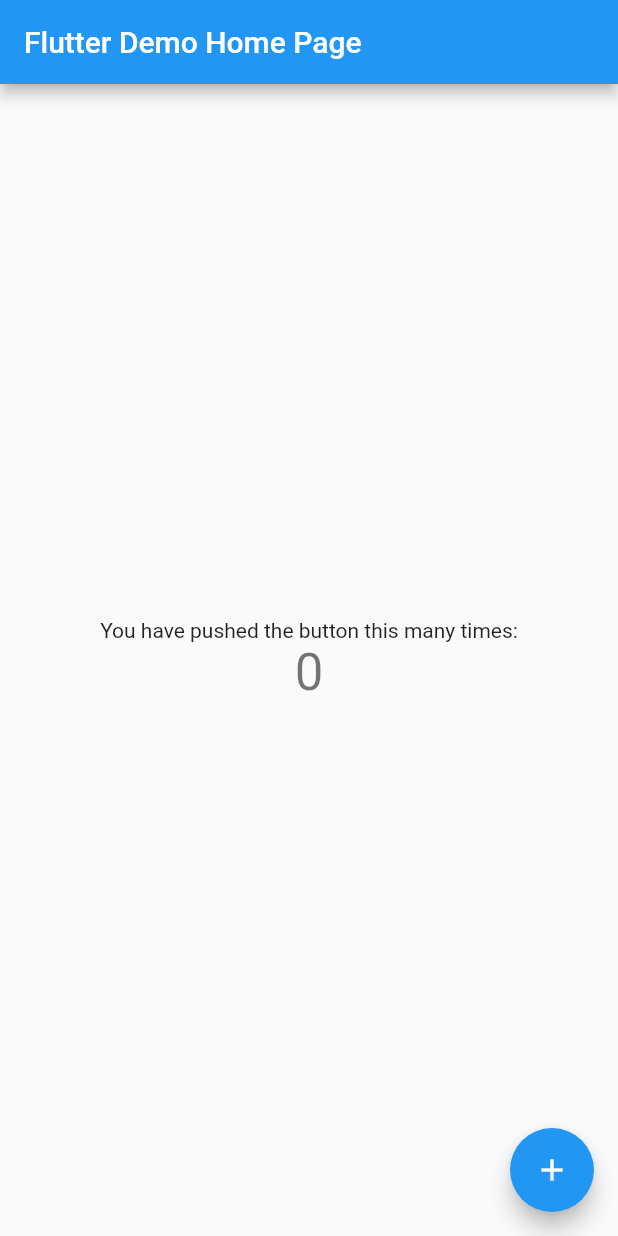
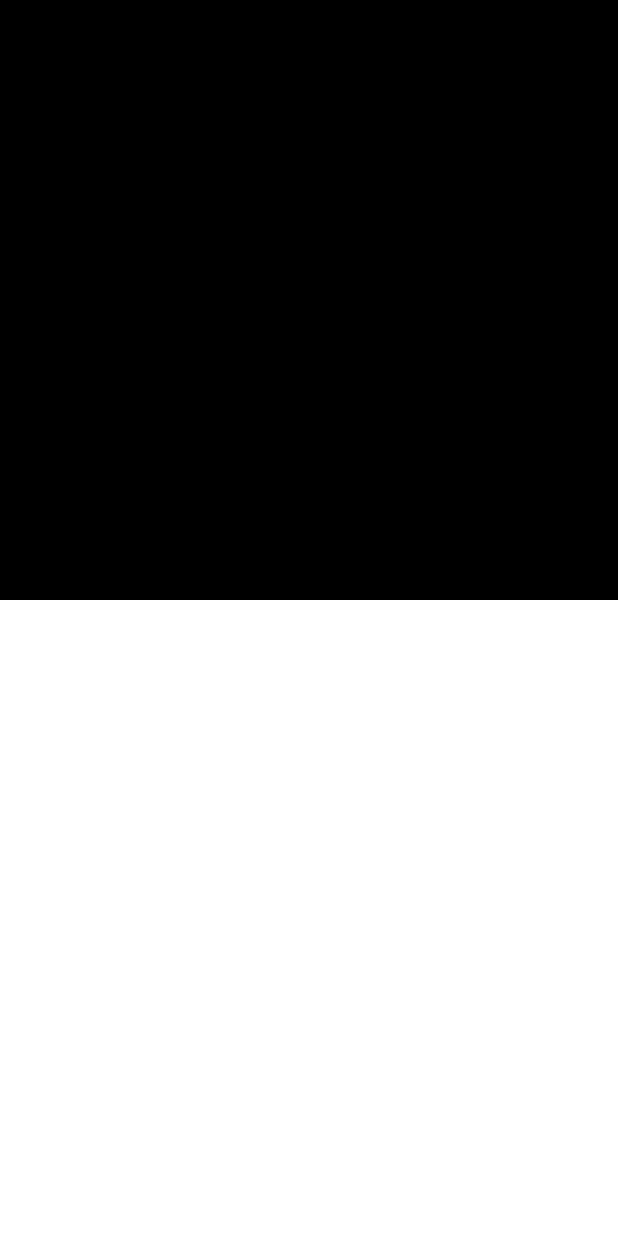
Before and after one commit to berrybab6/splash-screen, a Flutter app: the screen it shows after launch, on a phone screen of 412 x 824 dp. Run offline on Flutter 3.47's test engine with Material 2 defaults, Android fonts, the phone set to English and light mode, and no system bars.

Commit message:
splash project modified

```diff
--- a/lib/main.dart
+++ b/lib/main.dart
@@ -1,117 +1,25 @@
 import 'package:flutter/material.dart';
 
 void main() {
-  runApp(MyApp());
+  return runApp(
+      MaterialApp(debugShowCheckedModeBanner: false, home: HomePage()));
 }
 
-class MyApp extends StatelessWidget {
-  // This widget is the root of your application.
+class HomePage extends StatelessWidget {
   @override
   Widget build(BuildContext context) {
-    return MaterialApp(
-      title: 'Flutter Demo',
-      theme: ThemeData(
-        // This is the theme of your application.
-        //
-        // Try running your application with "flutter run". You'll see the
-        // application has a blue toolbar. Then, without quitting the app, try
-        // changing the primarySwatch below to Colors.green and then invoke
-        // "hot reload" (press "r" in the console where you ran "flutter run",
-        // or simply save your changes to "hot reload" in a Flutter IDE).
-        // Notice that the counter didn't reset back to zero; the application
-        // is not restarted.
-        primarySwatch: Colors.blue,
-        // This makes the visual density adapt to the platform that you run
-        // the app on. For desktop platforms, the controls will be smaller and
-        // closer together (more dense) than on mobile platforms.
-        visualDensity: VisualDensity.adaptivePlatformDensity,
+    return Scaffold(
+      backgroundColor: Colors.white,
+      body: Container(
+        child: Column(
+          children: <Widget>[
+            Container(
+              height: 400,
+              decoration: BoxDecoration(color: Colors.black),
+            )
+          ],
+        ),
       ),
-      home: MyHomePage(title: 'Flutter Demo Home Page'),
     );
   }
 }
-
-class MyHomePage extends StatefulWidget {
-  MyHomePage({Key key, this.title}) : super(key: key);
-
-  // This widget is the home page of your application. It is stateful, meaning
-  // that it has a State object (defined below) that contains fields that affect
-  // how it looks.
-
-  // This class is the configuration for the state. It holds the values (in this
-  // case the title) provided by the parent (in this case the App widget) and
-  // used by the build method of the State. Fields in a Widget subclass are
-  // always marked "final".
-
-  final String title;
-
-  @override
-  _MyHomePageState createState() => _MyHomePageState();
-}
-
-class _MyHomePageState extends State<MyHomePage> {
-  int _counter = 0;
-
-  void _incrementCounter() {
-    setState(() {
-      // This call to setState tells the Flutter framework that something has
-      // changed in this State, which causes it to rerun the build method below
-      // so that the display can reflect the updated values. If we changed
-      // _counter without calling setState(), then the build method would not be
-      // called again, and so nothing would appear to happen.
-      _counter++;
-    });
-  }
-
-  @override
-  Widget build(BuildContext context) {
-    // This method is rerun every time setState is called, for instance as done
-    // by the _incrementCounter method above.
-    //
-    // The Flutter framework has been optimized to make rerunning build methods
-    // fast, so that you can just rebuild anything that needs updating rather
-    // than having to individually change instances of widgets.
-    return Scaffold(
-      appBar: AppBar(
-        // Here we take the value from the MyHomePage object that was created by
-        // the App.build method, and use it to set our appbar title.
-        title: Text(widget.title),
-      ),
-      body: Center(
-        // Center is a layout widget. It takes a single child and positions it
-        // in the middle of the parent.
-        child: Column(
-          // Column is also a layout widget. It takes a list of children and
-          // arranges them vertically. By default, it sizes itself to fit its
-          // children horizontally, and tries to be as tall as its parent.
-          //
-          // Invoke "debug painting" (press "p" in the console, choose the
-          // "Toggle Debug Paint" action from the Flutter Inspector in Android
-          // Studio, or the "Toggle Debug Paint" command in Visual Studio Code)
-          // to see the wireframe for each widget.
-          //
-          // Column has various properties to control how it sizes itself and
-          // how it positions its children. Here we use mainAxisAlignment to
-          // center the children vertically; the main axis here is the vertical
-          // axis because Columns are vertical (the cross axis would be
-          // horizontal).
-          mainAxisAlignment: MainAxisAlignment.center,
-          children: <Widget>[
-            Text(
-              'You have pushed the button this many times:',
-            ),
-            Text(
-              '$_counter',
-              style: Theme.of(context).textTheme.headline4,
-            ),
-          ],
-        ),
-      ),
-      floatingActionButton: FloatingActionButton(
-        onPressed: _incrementCounter,
-        tooltip: 'Increment',
-        child: Icon(Icons.add),
-      ), // This trailing comma makes auto-formatting nicer for build methods.
-    );
-  }
-}
```
